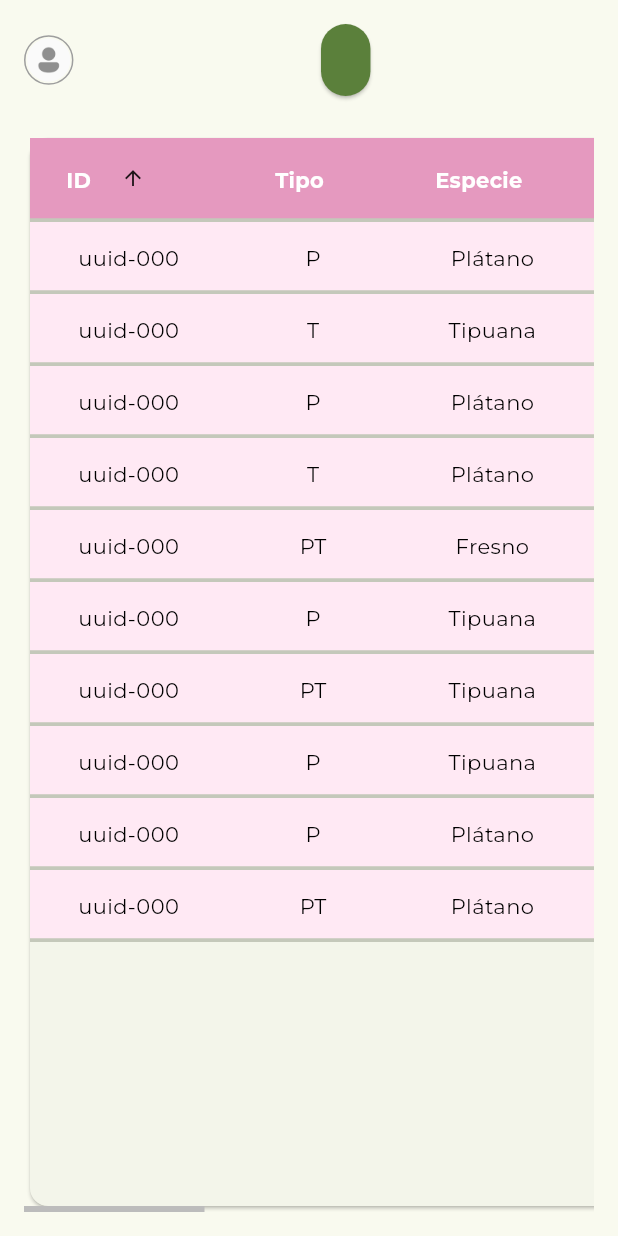
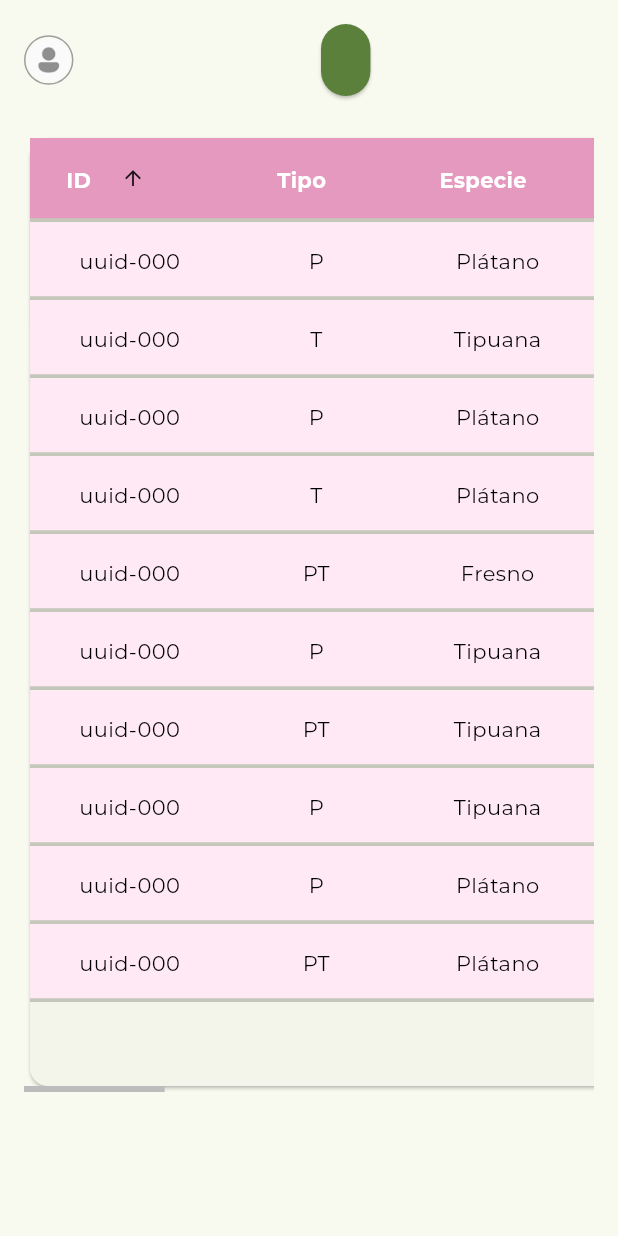
Before and after one commit to PabloPei/TreeSense-Frontend, a Flutter app: the HomePage screen opened by its route, after a tap on "ID", on a phone screen of 412 x 824 dp. Run offline on Flutter 3.47's test engine with Material 3 defaults, Android fonts, the phone set to English and light mode, and no system bars; our stand-ins replace flutter_riverpod, flutter_secure_storage, go_router, google_fonts, image_picker; missing offline and left inert: dart_jsonwebtoken; accounts and stored records are empty; network calls fail; statements that could not run were skipped.

Commit message:
Mas modularizacion, organizacion del codigo para pasar a datos del back

```diff
--- a/lib/features/table/infrastructure/datasources/trees_table_datasource.dart
+++ b/lib/features/table/infrastructure/datasources/trees_table_datasource.dart
@@ -1,13 +1,5 @@
 import 'package:flutter/material.dart';
-import 'package:treesense/core/theme/app_theme.dart';
-import 'package:treesense/features/table/presentation/widgets/table_parts/centered_header.dart';
-import 'package:treesense/features/table/presentation/widgets/table_parts/mini_actions_popover.dart';
-import 'package:treesense/features/tree/domain/entities/tree.dart';
-import 'package:treesense/features/table/infrastructure/datasources/trees_table_datasource.dart';
 import 'package:treesense/features/table/presentation/widgets/view_models/tree_row_vm.dart';
-import 'package:treesense/shared/utils/app_utils.dart';
-import 'package:treesense/core/theme/format.dart';
-import 'package:treesense/core/theme/app_theme.dart';
 import 'package:treesense/core/theme/font_conf.dart';
 
 class TreesDataSource extends DataTableSource {
@@ -15,7 +7,7 @@ class TreesDataSource extends DataTableSource {
   final void Function(String message) onShowMessage;
   final void Function(TreeRowVM row, TapDownDetails details) onIdTapDown;
 
-  int? _hoveredIndex; // para el hover en la celda del ID
+  int? _hoveredIndex; // hover en celda ID
 
   TreesDataSource(
     this._rows, {
@@ -47,7 +39,6 @@ class TreesDataSource extends DataTableSource {
     return DataRow.byIndex(
       index: index,
       cells: [
-        // ID con hover “pill” y TapDown para posicionar popover
         DataCell(
           Center(
             child: MouseRegion(
@@ -71,7 +62,6 @@ class TreesDataSource extends DataTableSource {
                             ? [
                               BoxShadow(
                                 blurRadius: 4,
-                                spreadRadius: 0,
                                 offset: const Offset(0, 1),
                                 color: Colors.black.withOpacity(0.08),
                               ),
--- a/lib/features/table/presentation/widgets/table_parts/centered_header.dart
+++ b/lib/features/table/presentation/widgets/table_config/centered_header.dart
@@ -3,7 +3,7 @@ import 'package:flutter/material.dart';
 class CenteredHeader extends StatelessWidget {
   final String title;
   final bool isSorted;
-  const CenteredHeader(this.title, {this.isSorted = false});
+  const CenteredHeader(this.title, {super.key, this.isSorted = false});
 
   @override
   Widget build(BuildContext context) {
--- /dev/null
+++ b/lib/features/table/presentation/widgets/table_config/table_layout.dart
@@ -0,0 +1,94 @@
+import 'dart:math' as math;
+import 'package:flutter/material.dart';
+
+class TableConstants {
+  static const headingH = 56.0;
+  static const footerH = 64.0;
+  static const rowH = 52.0;
+  static const minColW = 140.0;
+}
+
+class TableLayout {
+  final double tableWidth;
+  final double tableHeight;
+  final List<int> rowsOptions;
+  final int effectiveRowsPerPage;
+
+  const TableLayout({
+    required this.tableWidth,
+    required this.tableHeight,
+    required this.rowsOptions,
+    required this.effectiveRowsPerPage,
+  });
+}
+
+typedef TableLayoutWidgetBuilder =
+    Widget Function(BuildContext context, TableLayout layout);
+
+/// Calcula width/height exactos para el PaginatedDataTable y entrega opciones
+/// de "rows per page" válidas en base a los constraints del padre.
+class TreesTableLayoutBuilder extends StatelessWidget {
+  final int columnsCount;
+  final int currentRowsPerPage;
+  final TableLayoutWidgetBuilder builder;
+
+  const TreesTableLayoutBuilder({
+    super.key,
+    required this.columnsCount,
+    required this.currentRowsPerPage,
+    required this.builder,
+  });
+
+  @override
+  Widget build(BuildContext context) {
+    return LayoutBuilder(
+      builder: (context, c) {
+        // Ancho: forzamos scroll horizontal real
+        final tableWidth = math.max(
+          c.maxWidth,
+          columnsCount * TableConstants.minColW,
+        );
+
+        // Alto disponible: si el padre no da altura finita, usamos alto de pantalla
+        final double viewportH =
+            c.hasBoundedHeight
+                ? c.maxHeight
+                : MediaQuery.sizeOf(context).height;
+
+        // Filas que realmente entran (redondeo hacia abajo, mínimo 1)
+        final maxRowsFit = math.max(
+          1,
+          ((viewportH - TableConstants.headingH - TableConstants.footerH) /
+                  TableConstants.rowH)
+              .floor(),
+        );
+
+        // Opciones “seguras”
+        final baseOptions = const [10, 25, 50, 100];
+        final filtered = baseOptions.where((n) => n <= maxRowsFit).toList();
+        final rowsOptions = filtered.isNotEmpty ? filtered : [10, 25];
+
+        // Ajustar el valor actual al rango disponible
+        final effectiveRowsPerPage = currentRowsPerPage.clamp(
+          rowsOptions.first,
+          rowsOptions.last,
+        );
+
+        final tableHeight =
+            TableConstants.headingH +
+            TableConstants.footerH +
+            (TableConstants.rowH * effectiveRowsPerPage);
+
+        return builder(
+          context,
+          TableLayout(
+            tableWidth: tableWidth,
+            tableHeight: tableHeight,
+            rowsOptions: rowsOptions,
+            effectiveRowsPerPage: effectiveRowsPerPage,
+          ),
+        );
+      },
+    );
+  }
+}
--- /dev/null
+++ b/lib/features/table/presentation/widgets/table_config/table_theme.dart
@@ -0,0 +1,94 @@
+import 'package:flutter/material.dart';
+import 'package:treesense/core/theme/app_theme.dart';
+import 'package:treesense/features/table/presentation/widgets/table_config/table_layout.dart';
+import 'package:treesense/core/theme/font_conf.dart';
+
+//TODO: ver de hacer un selector de theme
+class TableTheme {
+  /// Tema claro (light). Usa tus colores por defecto si están disponibles.
+  static ThemeData light(
+    BuildContext context, {
+    Color? headingBg, // fondo del header
+    Color? tableBg, // fondo de filas
+    Color? dividerColor,
+  }) {
+    final base = Theme.of(context);
+    return base.copyWith(
+      dataTableTheme: DataTableThemeData(
+        headingRowColor: MaterialStateProperty.all(
+          headingBg ?? columnTitleColor, // tu color existente
+        ),
+        headingTextStyle: AppTextStyles.columnTitleTextStyle.copyWith(
+          color: Colors.white,
+        ),
+        dataTextStyle: AppTextStyles.rowDataTextStyle,
+        dataRowMinHeight: TableConstants.rowH,
+        dataRowMaxHeight: TableConstants.rowH,
+        dataRowColor: MaterialStateProperty.all(
+          tableBg ?? tableColor, // tu color existente para filas
+        ),
+        dividerThickness: 2.5,
+      ),
+      dividerColor: dividerColor ?? Colors.black26,
+      // No cambiamos brightness aquí; respetamos el tema global.
+    );
+  }
+
+  /// Tema oscuro (dark). Asegura buen contraste.
+  static ThemeData dark(
+    BuildContext context, {
+    Color? headingBg,
+    Color? tableBg,
+    Color? dividerColor,
+  }) {
+    final base = Theme.of(context);
+    final scheme = base.colorScheme;
+
+    // Defaults “seguros” en dark: header con primary, filas con surfaceVariant translúcido.
+    final _heading = headingBg ?? scheme.primary;
+    final _table = tableBg ?? scheme.surfaceVariant.withOpacity(0.20);
+
+    return base.copyWith(
+      brightness: Brightness.dark,
+      dataTableTheme: DataTableThemeData(
+        headingRowColor: MaterialStateProperty.all(_heading),
+        headingTextStyle: AppTextStyles.columnTitleTextStyle.copyWith(
+          color: Colors.white,
+        ),
+        dataTextStyle: AppTextStyles.rowDataTextStyle.copyWith(
+          color: scheme.onSurface, // asegura contraste en dark
+        ),
+        dataRowMinHeight: TableConstants.rowH,
+        dataRowMaxHeight: TableConstants.rowH,
+        dataRowColor: MaterialStateProperty.all(_table),
+        dividerThickness: 2.0,
+      ),
+      dividerColor: dividerColor ?? Colors.white12,
+    );
+  }
+
+  /// Helper: elige automáticamente según brightness actual,
+  /// con override opcional por parámetro.
+  static ThemeData resolve(
+    BuildContext context, {
+    bool? forceDark, // null → autodetect
+    Color? headingBg,
+    Color? tableBg,
+    Color? dividerColor,
+  }) {
+    final isDark = forceDark ?? Theme.of(context).brightness == Brightness.dark;
+    return isDark
+        ? dark(
+          context,
+          headingBg: headingBg,
+          tableBg: tableBg,
+          dividerColor: dividerColor,
+        )
+        : light(
+          context,
+          headingBg: headingBg,
+          tableBg: tableBg,
+          dividerColor: dividerColor,
+        );
+  }
+}
--- /dev/null
+++ b/lib/features/table/presentation/widgets/table_config/trees_columns.dart
@@ -0,0 +1,54 @@
+import 'package:flutter/material.dart';
+import 'package:treesense/features/table/presentation/widgets/table_config/centered_header.dart';
+import 'package:treesense/features/table/presentation/widgets/view_models/tree_row_vm.dart';
+
+typedef SortCallback =
+    void Function<T>(
+      Comparable<T> Function(TreeRowVM d) getField,
+      int columnIndex,
+      bool ascending,
+    );
+
+class TreesColumns {
+  static List<DataColumn> build({
+    required int? sortColumnIndex,
+    required SortCallback sort, // 👈 ahora es la función genérica
+  }) {
+    return <DataColumn>[
+      DataColumn(
+        label: CenteredHeader('ID', isSorted: sortColumnIndex == 0),
+        onSort: (i, asc) => sort<String>((d) => d.id, i, asc),
+      ),
+      DataColumn(
+        label: CenteredHeader('Tipo', isSorted: sortColumnIndex == 1),
+        onSort: (i, asc) => sort<String>((d) => d.typeId ?? '', i, asc),
+      ),
+      DataColumn(
+        label: CenteredHeader('Especie', isSorted: sortColumnIndex == 2),
+        onSort: (i, asc) => sort<String>((d) => d.speciesName ?? '', i, asc),
+      ),
+      DataColumn(
+        label: CenteredHeader('Altura (m)', isSorted: sortColumnIndex == 3),
+        onSort:
+            (i, asc) => sort<num>((d) => _parseNum(d.heightDisplay), i, asc),
+      ),
+      DataColumn(
+        label: CenteredHeader('Diám. copa (m)', isSorted: sortColumnIndex == 4),
+        onSort:
+            (i, asc) =>
+                sort<num>((d) => _parseNum(d.canopyDiameterDisplay), i, asc),
+      ),
+      DataColumn(
+        label: CenteredHeader('Barrio', isSorted: sortColumnIndex == 5),
+        onSort: (i, asc) => sort<String>((d) => d.districtName ?? '', i, asc),
+      ),
+      const DataColumn(label: CenteredHeader('Raíces?')),
+      const DataColumn(label: CenteredHeader('Ramas?')),
+      const DataColumn(label: CenteredHeader('Listas')),
+      const DataColumn(label: CenteredHeader('Fotos')),
+      const DataColumn(label: CenteredHeader('Creado')),
+    ];
+  }
+
+  static num _parseNum(String s) => s.isEmpty ? -1 : (num.tryParse(s) ?? -1);
+}
--- a/lib/features/table/presentation/widgets/trees_table.dart
+++ b/lib/features/table/presentation/widgets/trees_table.dart
@@ -1,7 +1,8 @@
 import 'package:flutter/material.dart';
-import 'package:treesense/core/theme/app_theme.dart';
-import 'package:treesense/features/table/presentation/widgets/table_parts/centered_header.dart';
-import 'package:treesense/features/table/presentation/widgets/table_parts/mini_actions_popover.dart';
+import 'package:treesense/features/table/presentation/widgets/table_config/mini_actions_popover.dart';
+import 'package:treesense/features/table/presentation/widgets/table_config/table_layout.dart';
+import 'package:treesense/features/table/presentation/widgets/table_config/trees_columns.dart';
+import 'package:treesense/features/table/presentation/widgets/table_config/table_theme.dart';
 import 'package:treesense/features/tree/domain/entities/tree.dart';
 import 'package:treesense/features/table/infrastructure/datasources/trees_table_datasource.dart';
 import 'package:treesense/features/table/presentation/widgets/view_models/tree_row_vm.dart';
@@ -9,7 +10,6 @@ import 'package:treesense/shared/utils/app_utils.dart';
 import 'package:treesense/core/theme/format.dart';
 import 'package:treesense/core/theme/app_theme.dart';
 import 'package:treesense/core/theme/font_conf.dart';
-import 'package:flutter/material.dart';
 
 class TreesTable extends StatefulWidget {
   final List<TreeRowVM> rows;
@@ -33,7 +33,7 @@ class TreesTable extends StatefulWidget {
 }
 
 class _TreesTableState extends State<TreesTable> {
-  final GlobalKey _stackKey = GlobalKey(); // para ubicar el popover
+  final GlobalKey _stackKey = GlobalKey();
   final ScrollController _hController = ScrollController();
 
   late TreesDataSource _dataSource;
@@ -42,7 +42,7 @@ class _TreesTableState extends State<TreesTable> {
   bool _sortAscending = true;
 
   TreeRowVM? _selected;
-  Offset? _anchor; // posición donde clickeaste el ID
+  Offset? _anchor;
 
   @override
   void initState() {
@@ -62,7 +62,6 @@ class _TreesTableState extends State<TreesTable> {
       },
     );
 
-    // Cerrar popover al scrollear horizontalmente
     _hController.addListener(() {
       if (_selected != null || _anchor != null) {
         setState(() {
@@ -97,144 +96,48 @@ class _TreesTableState extends State<TreesTable> {
 
   @override
   Widget build(BuildContext context) {
-    return LayoutBuilder(
-      builder: (context, constraints) {
-        final double tableWidth =
-            constraints.maxWidth >= 1200 ? constraints.maxWidth : 1200;
-
-        // Cálculo para no desbordar verticalmente
-        const double kHeading = 56, kFooter = 64, kRow = 52, kPadding = 24;
-        final double availableH =
-            constraints.maxHeight - kHeading - kFooter - kPadding;
-        final int maxRowsThatFit =
-            availableH.isFinite ? availableH ~/ kRow : _rowsPerPage;
-
-        final allowed =
-            [10, 25, 50, 100]
-                .where((n) => n <= (maxRowsThatFit > 0 ? maxRowsThatFit : 10))
-                .toList();
-        final availableRowsPerPage = allowed.isNotEmpty ? allowed : [10];
-        final effectiveRowsPerPage = _rowsPerPage.clamp(
-          availableRowsPerPage.first,
-          availableRowsPerPage.last,
+    final columns = TreesColumns.build(
+      sortColumnIndex: _sortColumnIndex,
+      sort: _sort,
     );
 
     return Theme(
-          data: Theme.of(context).copyWith(
-            dataTableTheme: DataTableThemeData(
-              // Fondo de la fila de encabezado
-              headingRowColor: MaterialStateProperty.all(columnTitleColor),
-              // Texto de encabezado en blanco (legible sobre el fondo)
-              headingTextStyle: AppTextStyles.columnTitleTextStyle.copyWith(
-                color: Colors.white,
-              ),
-              dataTextStyle: AppTextStyles.rowDataTextStyle,
-              dataRowColor: MaterialStateProperty.all(tableColor),
-              dividerThickness: 2.5,
-            ),
-            dividerColor: Colors.black26,
-          ),
+      data: TableTheme.resolve(context),
       child: Stack(
-            key:
-                _stackKey, // clave para posicionar el popover respecto al Stack
+        key: _stackKey,
         children: [
-              // Tabla con scroll horizontal
-              Scrollbar(
+          TreesTableLayoutBuilder(
+            columnsCount: columns.length,
+            currentRowsPerPage: _rowsPerPage,
+            builder: (context, layout) {
+              return Scrollbar(
                 controller: _hController,
                 thumbVisibility: true,
                 child: SingleChildScrollView(
                   controller: _hController,
                   scrollDirection: Axis.horizontal,
                   child: SizedBox(
-                    width: tableWidth,
+                    width: layout.tableWidth,
+                    height: layout.tableHeight,
                     child: PaginatedDataTable(
                       showCheckboxColumn: false,
-                      rowsPerPage: effectiveRowsPerPage,
-                      availableRowsPerPage: availableRowsPerPage,
+                      rowsPerPage: layout.effectiveRowsPerPage,
+                      availableRowsPerPage: layout.rowsOptions,
                       onRowsPerPageChanged: (v) {
                         if (v != null) setState(() => _rowsPerPage = v);
                       },
                       sortColumnIndex: _sortColumnIndex,
                       sortAscending: _sortAscending,
-                      columns: [
-                        DataColumn(
-                          label: CenteredHeader(
-                            'ID',
-                            isSorted: _sortColumnIndex == 0,
-                          ),
-                          onSort:
-                              (i, asc) => _sort<String>((d) => d.id, i, asc),
-                        ),
-                        DataColumn(
-                          label: CenteredHeader(
-                            'Tipo',
-                            isSorted: _sortColumnIndex == 1,
-                          ),
-                          onSort:
-                              (i, asc) =>
-                                  _sort<String>((d) => d.typeId ?? '', i, asc),
-                        ),
-                        DataColumn(
-                          label: CenteredHeader(
-                            'Especie',
-                            isSorted: _sortColumnIndex == 2,
-                          ),
-                          onSort:
-                              (i, asc) => _sort<String>(
-                                (d) => d.speciesName ?? '',
-                                i,
-                                asc,
-                              ),
-                        ),
-                        DataColumn(
-                          label: CenteredHeader(
-                            'Altura (m)',
-                            isSorted: _sortColumnIndex == 3,
-                          ),
-                          onSort:
-                              (i, asc) => _sort<num>(
-                                (d) => _parseNum(d.heightDisplay),
-                                i,
-                                asc,
-                              ),
-                        ),
-                        DataColumn(
-                          label: CenteredHeader(
-                            'Diám. copa (m)',
-                            isSorted: _sortColumnIndex == 4,
-                          ),
-                          onSort:
-                              (i, asc) => _sort<num>(
-                                (d) => _parseNum(d.canopyDiameterDisplay),
-                                i,
-                                asc,
-                              ),
-                        ),
-                        DataColumn(
-                          label: CenteredHeader(
-                            'Barrio',
-                            isSorted: _sortColumnIndex == 5,
-                          ),
-                          onSort:
-                              (i, asc) => _sort<String>(
-                                (d) => d.districtName ?? '',
-                                i,
-                                asc,
-                              ),
-                        ),
-                        const DataColumn(label: CenteredHeader('Raíces?')),
-                        const DataColumn(label: CenteredHeader('Ramas?')),
-                        const DataColumn(label: CenteredHeader('Listas')),
-                        const DataColumn(label: CenteredHeader('Fotos')),
-                        const DataColumn(label: CenteredHeader('Creado')),
-                      ],
+                      columns: columns,
                       source: _dataSource,
                     ),
                   ),
                 ),
+              );
+            },
           ),
 
-              // Capa para cerrar al click fuera (por encima de la tabla)
+          // popover
           if (_selected != null && _anchor != null)
             Positioned.fill(
               child: GestureDetector(
@@ -247,10 +150,8 @@ class _TreesTableState extends State<TreesTable> {
               ),
             ),
 
-              // Popover chico junto al ID (solo Editar/Borrar/Cerrar)
           if (_selected != null && _anchor != null)
             Positioned(
-                  // un poco a la derecha/abajo del click
               left: _anchor!.dx + 8,
               top: _anchor!.dy + 8,
               child: MiniActionsPopover(
@@ -278,12 +179,5 @@ class _TreesTableState extends State<TreesTable> {
         ],
       ),
     );
-      },
-    );
-  }
-
-  static num _parseNum(String s) {
-    if (s.isEmpty) return -1;
-    return num.tryParse(s) ?? -1;
   }
 }
--- a/lib/features/table/presentation/widgets/view_models/tree_row_vm.dart
+++ b/lib/features/table/presentation/widgets/view_models/tree_row_vm.dart
@@ -1,5 +1,4 @@
 import 'dart:math';
-import 'package:flutter/material.dart';
 
 class TreeRowVM {
   final String id;
```
Also changed, not shown: lib/features/table/presentation/widgets/table_config/mini_actions_popover.dart (renamed from lib/features/table/presentation/widgets/table_parts/mini_actions_popover.dart). Lines whose indentation alone changed are shown as unchanged.
